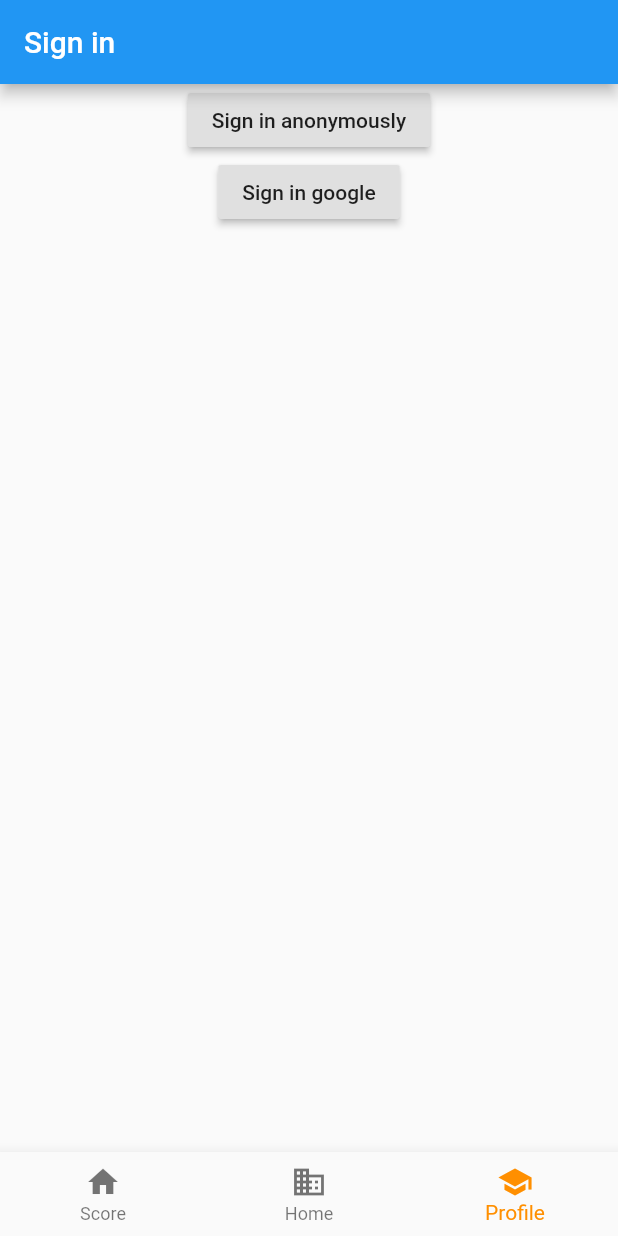
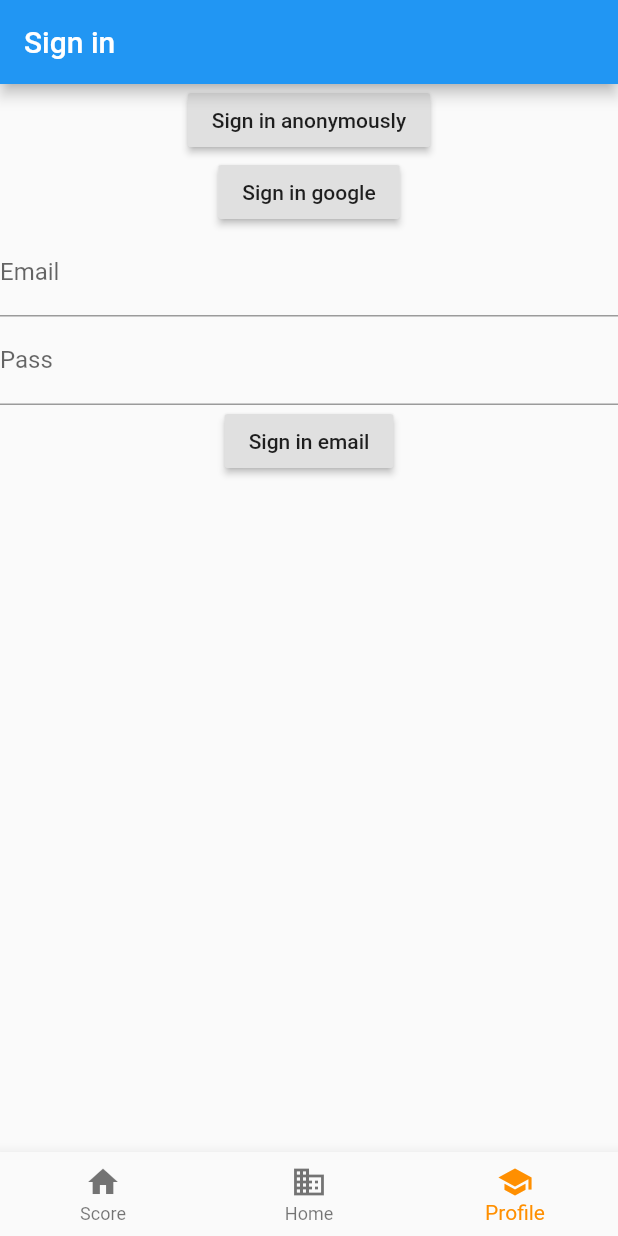
Before and after one commit to JonathanConn/prog_tracker_app, a Flutter app: the screen it shows after launch, item 3 of the bottom bar chosen, after a tap on "Sign in google", on a phone screen of 412 x 824 dp. Run offline on Flutter 3.47's test engine with Material 2 defaults, Android fonts, the phone set to English and light mode, and no system bars; our stand-ins replace cloud_firestore, firebase_auth, google_fonts, google_sign_in; accounts and stored records are empty.

Commit message:
removed unused files and setup functional sign in with email, needs to be cleaned up

```diff
--- a/prog_tracker/lib/navbar.dart
+++ b/prog_tracker/lib/navbar.dart
@@ -1,5 +1,4 @@
 import 'leaderboard.dart';
-import 'login.dart';
 import 'profile.dart';
 
 import 'package:flutter/material.dart';
--- a/prog_tracker/lib/profile.dart
+++ b/prog_tracker/lib/profile.dart
@@ -5,6 +5,7 @@ import 'package:firebase_auth/firebase_auth.dart';
 import 'package:flutter/material.dart';
 
 class LandingPage extends StatelessWidget {
+
   @override
   Widget build(BuildContext context) {
     return StreamBuilder<FirebaseUser>(
@@ -28,7 +29,15 @@ class LandingPage extends StatelessWidget {
   }
 }
 
-class SignInPage extends StatelessWidget {
+class SignInPage extends StatefulWidget {
+  @override
+  _SignInPageState createState() => _SignInPageState();
+}
+
+class _SignInPageState extends State<SignInPage> {
+  final _formKey = GlobalKey<FormState>();
+  String _password;
+  String _email;
 
   // access to our google sign in
   final GoogleSignIn _googleSignIn = GoogleSignIn();
@@ -54,13 +63,44 @@ class SignInPage extends StatelessWidget {
     );
 
     final FirebaseUser user = (await _auth.signInWithCredential(credential)).user;
-    print("signed in " + user.displayName);
-
   }
 
 
+  Future<void> _handleSignInEmail() async {
+      print('login info $_email  $_password');
+      AuthResult result = await _auth.signInWithEmailAndPassword(
+        email: _email, password: _password
+      );
+      final FirebaseUser user = result.user;
+
+      assert(user != null);
+      assert(await user.getIdToken() != null);
+
+      final FirebaseUser currentUser = await _auth.currentUser();
+      assert(user.uid == currentUser.uid);
+
+      print('signInEmail succeeded: $user');
+
+      //return user;
+
+    }
+
+  Future<void> _handleSignUp() async {
+
+      AuthResult result = await _auth.createUserWithEmailAndPassword(
+        email: _email, password: _password
+      );
+      final FirebaseUser user = result.user;
+
+      assert (user != null);
+      assert (await user.getIdToken() != null);
+
+      //return user;
+    }
+
   @override
   Widget build(BuildContext context) {
+
     return Scaffold(
       appBar: AppBar(title: Text('Sign in')),
       body: Center(
@@ -77,6 +117,37 @@ class SignInPage extends StatelessWidget {
               child: Text('Sign in google'),
               onPressed: _signInGoogle,
             ),
+
+
+            Form(
+              key: _formKey,
+              child: Column(
+                children: <Widget>[
+
+                TextFormField(
+                  onSaved: (value) => _email = value,
+                  keyboardType: TextInputType.emailAddress,
+                  decoration: InputDecoration(labelText: "Email"),
+                ),
+
+                TextFormField(
+                  onSaved: (value) => _password = value,
+                  obscureText: true,
+                  decoration: InputDecoration(labelText: "Pass"),
+                ),
+
+                RaisedButton(
+                  child: Text('Sign in email'),
+                  onPressed: () async {
+                    _formKey.currentState.save();
+                   _handleSignInEmail();
+                  }
+                ),
+
+                ],
+              ),
+            ),
+
 
           ]
 
```
Also changed, not shown: prog_tracker/lib/RouteGenerator.dart (deleted, +0 -49 lines), prog_tracker/lib/login.dart (deleted, +0 -184 lines), prog_tracker/lib/theme.dart (deleted, +0 -28 lines).
